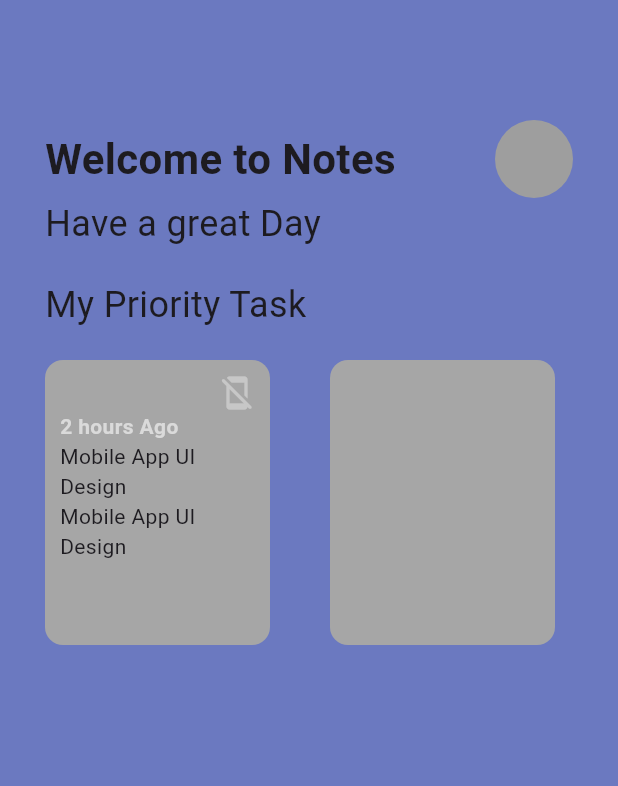
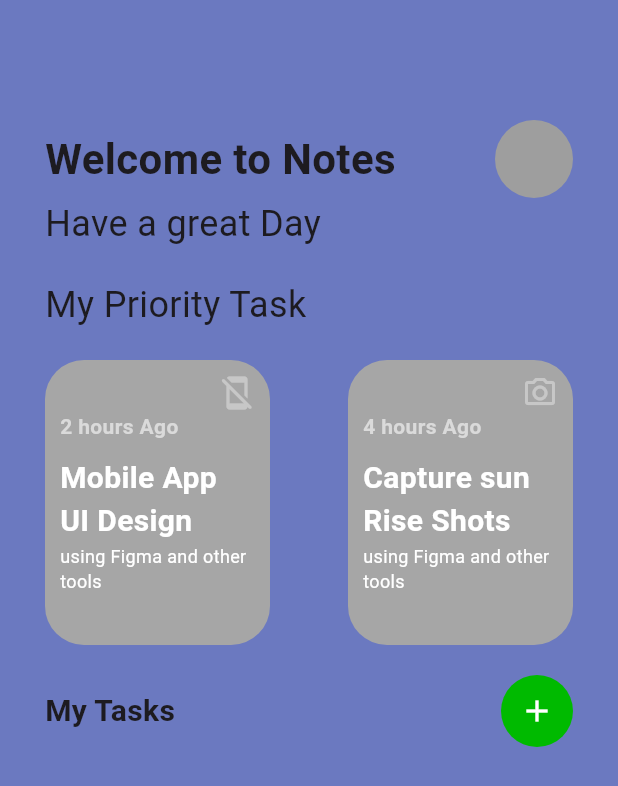
Before and after one commit to vikashbaria/Todo-App-Project-By-Jawan-Pakistan, a Flutter app: the screen it shows after launch, after a tap on "Create a Note", on a phone screen of 412 x 824 dp. Shown: the top 786 px of the screen. Run offline on Flutter 3.47's test engine with Material 3 defaults, Android fonts, the phone set to English and light mode, and no system bars.

Commit message:
Updated Code of Todo App with Images and video

```diff
--- /dev/null
+++ b/lib/global widgets/widgets.dart
@@ -0,0 +1,48 @@
+import 'package:flutter/material.dart';
+
+Widget cardCustom({
+  required IconData icon,
+  required String timeAgo,
+  required String title,
+  required String subtitle,
+}) {
+  return Container(
+    height: 190,
+    width: 150,
+    decoration: BoxDecoration(
+      color: Color(0xFFA6A6A6),
+      borderRadius: BorderRadius.all(Radius.circular(26)),
+    ),
+    child: Padding(
+      padding: const EdgeInsets.only(top: 10, left: 10, right: 10),
+      child: Column(
+        mainAxisAlignment: MainAxisAlignment.start,
+        crossAxisAlignment: CrossAxisAlignment.start,
+        children: [
+          Align(
+            alignment: AlignmentGeometry.bottomRight,
+            child: Icon(icon, color: Color(0xFFC7C7C7)),
+          ),
+          Text(
+            timeAgo,
+            style: TextStyle(
+              fontSize: 14,
+              color: Color(0xFFDADADA),
+              fontWeight: FontWeight.w700,
+            ),
+          ),
+          SizedBox(height: 10),
+          Text(
+            title,
+            style: TextStyle(
+              fontSize: 20,
+              color: Colors.white,
+              fontWeight: FontWeight.w700,
+            ),
+          ),
+          Text(subtitle, style: TextStyle(fontSize: 12, color: Colors.white)),
+        ],
+      ),
+    ),
+  );
+}
--- a/lib/screens/Welcomenote.dart
+++ b/lib/screens/Welcomenote.dart
@@ -1,4 +1,5 @@
 import 'package:flutter/material.dart';
+import 'package:todo_app/global%20widgets/widgets.dart';
 
 class Welcomenote extends StatefulWidget {
   const Welcomenote({super.key});
@@ -38,56 +39,39 @@ class _WelcomenoteState extends State<Welcomenote> {
             ),
             SizedBox(height: 20),
             Row(
-              crossAxisAlignment: CrossAxisAlignment.center,
+              mainAxisAlignment: MainAxisAlignment.spaceBetween,
               children: [
+                cardCustom(
+                  icon: Icons.mobile_off_rounded,
+                  timeAgo: "2 hours Ago",
+                  title: "Mobile App\nUI Design",
+                  subtitle: "using Figma and other tools",
+                ),
+                cardCustom(
+                  icon: Icons.camera_alt_outlined,
+                  timeAgo: "4 hours Ago",
+                  title: "Capture sun\nRise Shots",
+                  subtitle: "using Figma and other tools",
+                ),
+              ],
+            ),
+            SizedBox(height: 20),
+            Row(
+              mainAxisAlignment: MainAxisAlignment.spaceBetween,
+              children: [
+                Text(
+                  "My Tasks ",
+                  style: TextStyle(fontSize: 20, fontWeight: FontWeight.w700),
+                ),
                 Container(
-                  height: 190,
-                  width: 150,
-                  decoration: BoxDecoration(
-                    color: Color(0xFFA6A6A6),
-                    borderRadius: BorderRadius.all(Radius.circular(12)),
+                  decoration: const BoxDecoration(
+                    color: Color(0xFF00BA00),
+                    shape: BoxShape.circle,
                   ),
-                  child: Padding(
-                    padding: const EdgeInsets.only(
-                      top: 10,
-                      left: 10,
-                      right: 10,
-                    ),
-                    child: Column(
-                      mainAxisAlignment: MainAxisAlignment.start,
-                      crossAxisAlignment: CrossAxisAlignment.start,
-                      children: [
-                        Align(
-                          alignment: AlignmentGeometry.bottomRight,
-                          child: Icon(
-                            Icons.mobile_off_rounded,
-                            color: Color(0xFFC7C7C7),
-                          ),
-                        ),
-                        Text(
-                          "2 hours Ago",
-                          style: TextStyle(
-                            fontSize: 14,
-                            color: Color(0xFFDADADA),
-                            fontWeight: FontWeight.w700,
-                          ),
-                        ),
-                        Text("Mobile App UI Design"),
-                        Text("Mobile App UI Design"),
-                      ],
-                    ),
+                  child: IconButton(
+                    icon: const Icon(Icons.add, color: Colors.white),
+                    onPressed: () {},
                   ),
-                ),
-
-                Container(
-                  margin: EdgeInsets.only(left: 40),
-                  height: 190,
-                  width: 150,
-                  decoration: BoxDecoration(
-                    color: Color(0xFFA6A6A6),
-                    borderRadius: BorderRadius.all(Radius.circular(12)),
-                  ),
-                  child: Column(children: []),
                 ),
               ],
             ),
```
Also changed, not shown: assets/plus-icon.png (added).
